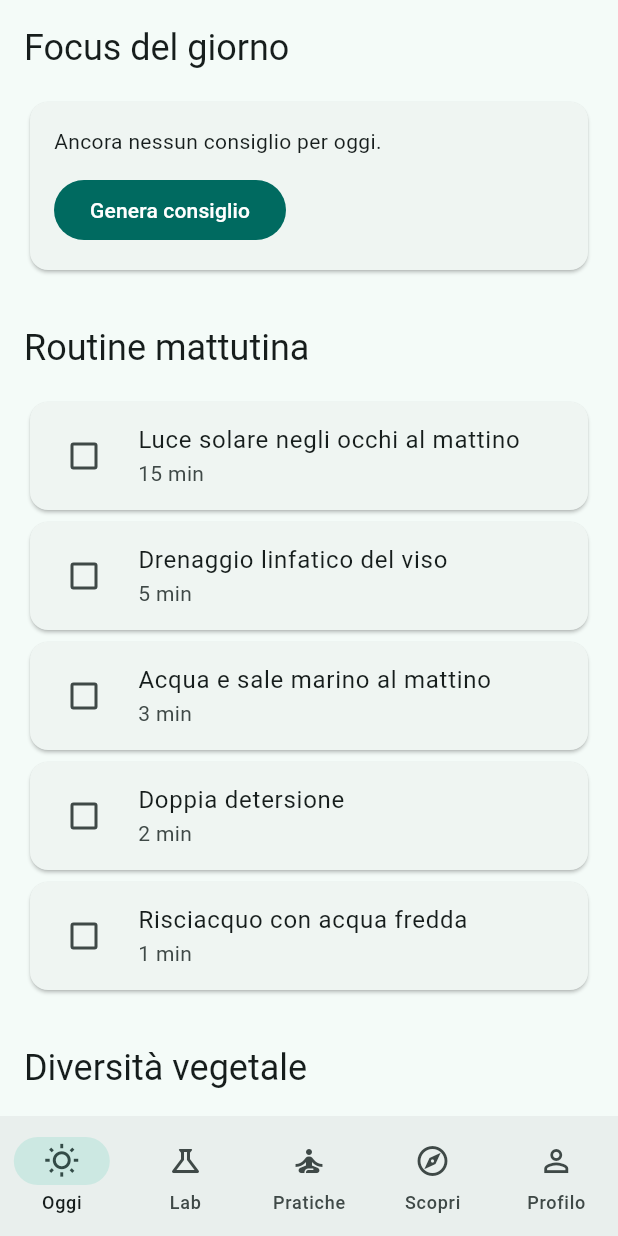
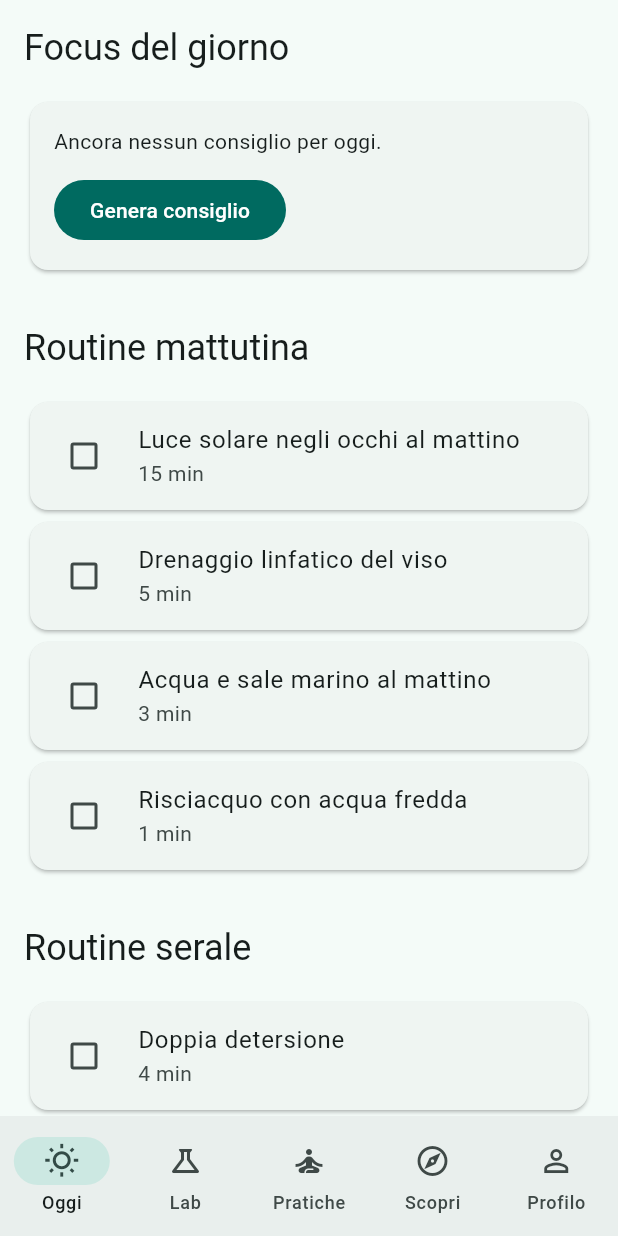
Before and after one commit to enkidaa/pura, a Flutter app: the screen it shows once a user with an empty profile is signed in, on a phone screen of 412 x 824 dp. Run offline on Flutter 3.47's test engine with Material 3 defaults, Android fonts, the phone set to English and light mode, and no system bars; our stand-ins replace file_picker, image_picker, supabase_flutter; missing offline and left inert: health; accounts and stored records are empty.

Commit message:
Add evening routine and make fasting opt-in
Closes two gaps from the original plan: evening routine steps (routine
serale) were never built, and fasting was still a default pillar of
Oggi instead of the opt-in the product pivot called for. Fasting now
hides behind a profile toggle, off by default.

Co-Authored-By: Claude Sonnet 5 <noreply@anthropic.com>

```diff
--- a/lib/models/app_settings.dart
+++ b/lib/models/app_settings.dart
@@ -11,6 +11,7 @@ class AppSettings {
     required this.eveningRitualTime,
     required this.approach,
     required this.sex,
+    required this.fastingEnabled,
   });
 
   final ThemeMode themeMode;
@@ -18,6 +19,7 @@ class AppSettings {
   final TimeOfDay? eveningRitualTime;
   final WellnessApproach approach;
   final UserSex sex;
+  final bool fastingEnabled;
 
   static const defaults = AppSettings(
     themeMode: ThemeMode.system,
@@ -25,6 +27,7 @@ class AppSettings {
     eveningRitualTime: null,
     approach: WellnessApproach.balanced,
     sex: UserSex.unspecified,
+    fastingEnabled: false,
   );
 
   AppSettings copyWith({
@@ -33,6 +36,7 @@ class AppSettings {
     TimeOfDay? eveningRitualTime,
     WellnessApproach? approach,
     UserSex? sex,
+    bool? fastingEnabled,
   }) {
     return AppSettings(
       themeMode: themeMode ?? this.themeMode,
@@ -40,6 +44,7 @@ class AppSettings {
       eveningRitualTime: eveningRitualTime ?? this.eveningRitualTime,
       approach: approach ?? this.approach,
       sex: sex ?? this.sex,
+      fastingEnabled: fastingEnabled ?? this.fastingEnabled,
     );
   }
 }
--- a/lib/models/routine_step.dart
+++ b/lib/models/routine_step.dart
@@ -27,13 +27,29 @@ const morningRoutineSteps = [
     durationMinutes: 3,
   ),
   RoutineStep(
-    id: 'double_cleansing',
-    title: 'Doppia detersione',
-    durationMinutes: 2,
-  ),
-  RoutineStep(
     id: 'cold_rinse',
     title: 'Risciacquo con acqua fredda',
     durationMinutes: 1,
   ),
 ];
+
+// double_cleansing was originally listed under morning steps, but the
+// Lovable prototype's real data has it as "ogni sera" — moved here to
+// match, along with two more evening-specific steps from the same source.
+const eveningRoutineSteps = [
+  RoutineStep(
+    id: 'double_cleansing',
+    title: 'Doppia detersione',
+    durationMinutes: 4,
+  ),
+  RoutineStep(
+    id: 'targeted_serum',
+    title: 'Siero mirato',
+    durationMinutes: 1,
+  ),
+  RoutineStep(
+    id: 'retinoid',
+    title: 'Retinoide (gradualmente)',
+    durationMinutes: 1,
+  ),
+];
--- a/lib/screens/today_screen.dart
+++ b/lib/screens/today_screen.dart
@@ -65,6 +65,7 @@ class _TodayScreenState extends State<TodayScreen> {
   UserSex _userSex = UserSex.unspecified;
   CycleInfo? _cycleInfo;
   bool _cycleLoading = true;
+  bool _fastingEnabled = false;
 
   @override
   void initState() {
@@ -82,6 +83,8 @@ class _TodayScreenState extends State<TodayScreen> {
   Future<void> _loadCycleIfRelevant() async {
     try {
       final settings = await _settingsService.loadSettings();
+      setState(() => _fastingEnabled = settings.fastingEnabled);
+
       if (settings.sex != UserSex.female) {
         if (mounted) setState(() => _cycleLoading = false);
         return;
@@ -498,6 +501,24 @@ class _TodayScreenState extends State<TodayScreen> {
               );
             }),
           const SizedBox(height: 32),
+          _sectionTitle('Routine serale'),
+          const SizedBox(height: 16),
+          if (_routineLoading)
+            const Center(child: CircularProgressIndicator())
+          else
+            ...eveningRoutineSteps.map((step) {
+              final isCompleted = _completedStepIds.contains(step.id);
+              return Card(
+                child: CheckboxListTile(
+                  value: isCompleted,
+                  onChanged: (value) => _toggleStep(step, value ?? false),
+                  title: Text(step.title),
+                  subtitle: Text('${step.durationMinutes} min'),
+                  controlAffinity: ListTileControlAffinity.leading,
+                ),
+              );
+            }),
+          const SizedBox(height: 32),
           _sectionTitle('Diversità vegetale'),
           const SizedBox(height: 16),
           _buildPlantCard(),
@@ -506,10 +527,12 @@ class _TodayScreenState extends State<TodayScreen> {
           const SizedBox(height: 16),
           _buildSleepCard(),
           const SizedBox(height: 32),
-          _sectionTitle('Digiuno'),
-          const SizedBox(height: 16),
-          _buildFastingCard(),
-          const SizedBox(height: 32),
+          if (_fastingEnabled) ...[
+            _sectionTitle('Digiuno'),
+            const SizedBox(height: 16),
+            _buildFastingCard(),
+            const SizedBox(height: 32),
+          ],
           if (_userSex == UserSex.female) ...[
             _sectionTitle('Ciclo mestruale'),
             const SizedBox(height: 16),
```
Also changed, not shown: lib/screens/profile_screen.dart (+18 -1 lines), lib/services/settings_service.dart (+8 -1 lines), 2 other files.
